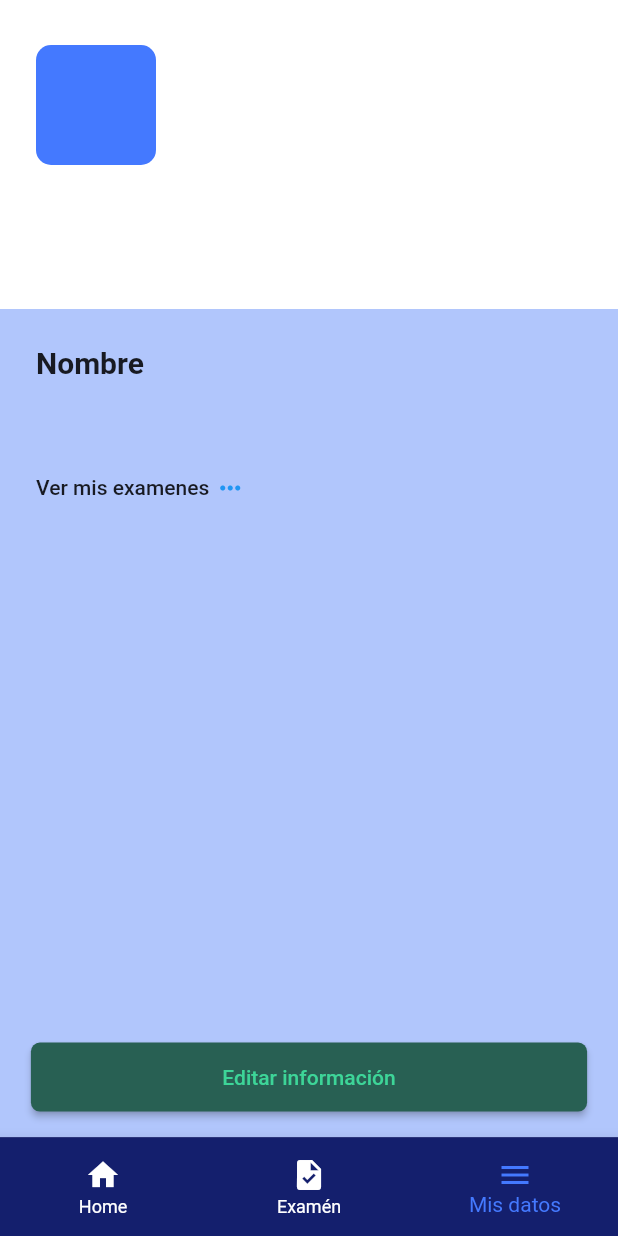
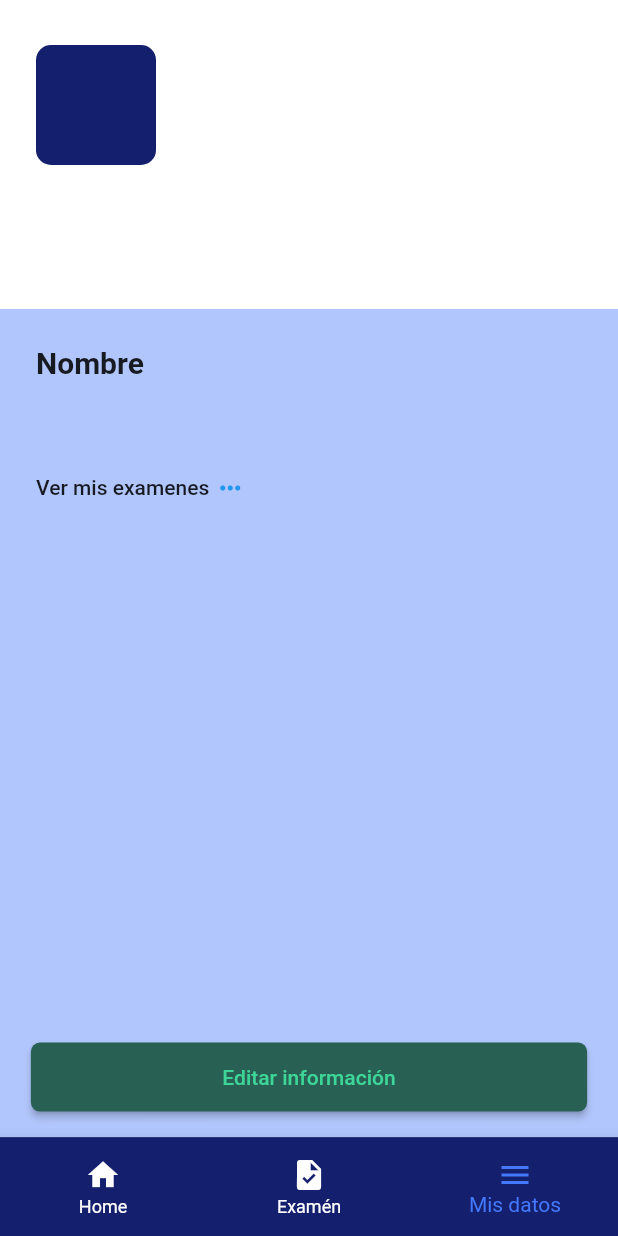
Before and after one commit to paolojoaquinp/burnout-app, a Flutter app: the HomePage screen opened by its route, item 3 of the bottom bar chosen, on a phone screen of 412 x 824 dp. Run offline on Flutter 3.47's test engine with Material 2 defaults, Android fonts, the phone set to English and light mode, and no system bars; our stand-ins replace shared_preferences, sqflite; accounts and stored records are empty.

Commit message:
v[1.1.2] first final version

```diff
--- a/lib/src/pages/home_page.dart
+++ b/lib/src/pages/home_page.dart
@@ -68,7 +68,7 @@ class _HomePageState extends State<HomePage> {
   Widget _headerHomePage(double heightDevice) {
     return SafeArea(
       child: Container(
-        padding: EdgeInsets.symmetric(horizontal: 24.0,vertical: 20.0),
+        padding: EdgeInsets.symmetric(horizontal: 24.0,vertical: heightDevice * 0.02), // 2%
         color: Colors.white,
         width: double.infinity,
         height: heightDevice * 0.3,
@@ -76,10 +76,16 @@ class _HomePageState extends State<HomePage> {
           crossAxisAlignment: CrossAxisAlignment.start,
           children: <Widget>[
             Row(
+              mainAxisAlignment: MainAxisAlignment.spaceBetween,
               children: <Widget>[
                 CircleAvatar(
+                  child: Image(
+                    image: AssetImage('assets/icon-burnout.png')
+                  )
+                ),
+                CircleAvatar(
                   child: Text((_prefs.nombre.length > 0) ? _prefs.nombre[0] : ''),
-                )
+                ),
               ],
             ),
             SizedBox(height: 15.0,),
@@ -92,9 +98,32 @@ class _HomePageState extends State<HomePage> {
                 fontWeight: FontWeight.bold,
                 fontSize: 26.0
               ),
-            )
+            ),
+            _testButton(context, heightDevice)
           ],
         ),
+      ),
+    );
+  }
+
+  Widget _testButton(BuildContext context, double heightDevice) {
+    final width = MediaQuery.of(context).size.width;
+    final ButtonStyle raisedButtonStyle = ElevatedButton.styleFrom(
+      backgroundColor: Color(0xff3ED598),
+      minimumSize: Size(width, heightDevice * 0.045),
+      shape: const RoundedRectangleBorder(
+        borderRadius: BorderRadius.all(Radius.circular(12.0)),
+      ),
+    );
+    return ElevatedButton(
+      style: raisedButtonStyle,
+      onPressed: () {
+        Navigator.pushNamed(context, 'question');
+      },
+      child: Container(
+        width: width,
+        child: Text('Click para averiguar!',
+        textAlign: TextAlign.center,)
       ),
     );
   }
@@ -112,8 +141,9 @@ class _HomePageState extends State<HomePage> {
           FutureBuilder(
             future: utils.analyticsYesterday(),
             builder: (BuildContext context, AsyncSnapshot<bool?> snapshot) {
-              if(snapshot.hasData) {
-                final isBurnout = snapshot.data as bool;
+              if(!snapshot.hasData) {
+                /* final isBurnout = snapshot.data as bool; */
+                final isBurnout = true;
                 return CardWidget(
                   heightDevice: heightBody,
                   iconCard: isBurnout ? 'burnout-icon.png' : 'success-icon.png',
@@ -134,8 +164,9 @@ class _HomePageState extends State<HomePage> {
           FutureBuilder(
             future: utils.analyticsPerWeek(),
             builder: (BuildContext context, AsyncSnapshot<bool?> snapshot) {
-              if(snapshot.hasData) {
-                final isBurnout = snapshot.data as bool;
+              if(!snapshot.hasData) {
+                /* final isBurnout = snapshot.data as bool; */
+                final isBurnout = false;
                 return CardWidget(
                   heightDevice: heightBody,
                   iconCard: isBurnout ? 'burnout-icon.png' : 'success-icon.png',
--- a/lib/src/pages/list_results_page.dart
+++ b/lib/src/pages/list_results_page.dart
@@ -21,7 +21,7 @@ class ListResultsPage extends StatelessWidget {
 
   Widget _listTests() {
     return FutureBuilder(
-      future: DBProvider.db.obtenerTestsUltimoMes(),
+      future: DBProvider.db.getTodosTests(),
       builder: (BuildContext context, AsyncSnapshot<List<TestModel>> snapshot) {
         if(snapshot.hasData) {
           final tests = snapshot.data as dynamic;
--- a/lib/src/pages/profile_page.dart
+++ b/lib/src/pages/profile_page.dart
@@ -63,7 +63,7 @@ class _ProfilePageState extends State<ProfilePage> {
         )
       ),
       decoration: BoxDecoration(
-        color: Color.fromRGBO(68, 121, 255, 1),
+        color: Color(0xff141F6D),
         borderRadius: BorderRadius.circular(10.0)
       ),
     );
--- a/lib/src/utils/utils.dart
+++ b/lib/src/utils/utils.dart
@@ -6,7 +6,7 @@ int isBurnOut(List<Result> results) {
   int cWithout = 0;
   int cWith = 0;
   results.forEach((element) {
-    if(element.idQuestion != 10) {
+    if(element.idQuestion != 4) {
       if((element.idSelection as int) >= 4) { cWith++; } else { cWithout++; }
     } else {
       if((element.idSelection as int) >= 3) { cWith++; } else { cWithout++; }
--- a/lib/src/widgets/item_question.dart
+++ b/lib/src/widgets/item_question.dart
@@ -20,14 +20,14 @@ class ItemQuestionWidget extends StatelessWidget {
   Widget build(BuildContext context) {
     return TextButton(
       style: ElevatedButton.styleFrom(
-        padding: EdgeInsets.only(bottom:6.0,left: 6.0,right: 0,top: 6.0),
+        padding: EdgeInsets.only(bottom:2.0,left: 6.0,right: 0,top: 6.0),
       ),
       key: UniqueKey(),
       onPressed: () {
         handleSelected(option?.id);
       },
       child: Container(
-        height: heightParent * 0.08,
+        height: heightParent * 0.073,
         decoration: BoxDecoration(
           borderRadius: BorderRadius.circular(10.0),
           border: Border.all(
```
Also changed, not shown: data/initialData.json (+25 -25 lines), lib/src/pages/question_page.dart (+8 -5 lines), lib/src/pages/result_page.dart (+12 -4 lines), assets/icon-burnout.png (added), assets/state-success.gif (deleted), 3 other files.
